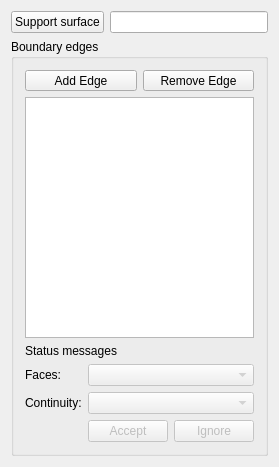
Qt form src/Mod/Surface/Gui/TaskFilling.ui (southseact-3d/fcd) before a commit.
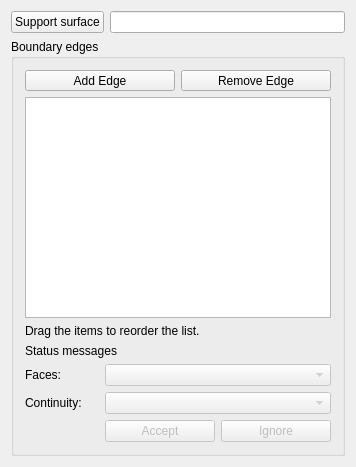
The same form after that commit. Custom widgets are drawn as their Qt base class.

Commit message:
Surface: updated task panel for Surface_Filling
`Fill Surface` becomes `Boundaries`. A label is added
explaining that it is possible to reorder the items
in the list of boundary edges.

Patch:
```diff
--- a/src/Mod/Surface/Gui/TaskFilling.ui
+++ b/src/Mod/Surface/Gui/TaskFilling.ui
@@ -6,7 +6,7 @@
    <rect>
     <x>0</x>
     <y>0</y>
-    <width>277</width>
+    <width>356</width>
     <height>467</height>
    </rect>
   </property>
@@ -17,7 +17,7 @@
    </sizepolicy>
   </property>
   <property name="windowTitle">
-   <string>Fill Surface</string>
+   <string>Boundaries</string>
   </property>
   <layout class="QGridLayout" name="gridLayout_2">
    <item row="0" column="0">
@@ -38,7 +38,7 @@
      </item>
     </layout>
    </item>
-   <item row="1" column="0">
+   <item row="2" column="0">
     <widget class="QGroupBox" name="groupBox">
      <property name="toolTip">
       <string>Add the edges that will limit the surface.</string>
@@ -50,14 +50,14 @@
       <item row="1" column="0" colspan="3">
        <widget class="QListWidget" name="listBoundary">
         <property name="toolTip">
-         <string>List can be reordered by dragging</string>
+         <string>Drag the items to reorder the list</string>
         </property>
         <property name="dragDropMode">
          <enum>QAbstractItemView::InternalMove</enum>
         </property>
        </widget>
       </item>
-      <item row="3" column="0">
+      <item row="4" column="0">
        <widget class="QLabel" name="label">
         <property name="sizePolicy">
          <sizepolicy hsizetype="Maximum" vsizetype="Preferred">
@@ -70,14 +70,14 @@
         </property>
        </widget>
       </item>
-      <item row="3" column="1" colspan="2">
+      <item row="4" column="1" colspan="2">
        <widget class="QComboBox" name="comboBoxFaces">
         <property name="enabled">
          <bool>false</bool>
         </property>
        </widget>
       </item>
-      <item row="4" column="0">
+      <item row="5" column="0">
        <widget class="QLabel" name="label_2">
         <property name="sizePolicy">
          <sizepolicy hsizetype="Maximum" vsizetype="Preferred">
@@ -90,14 +90,14 @@
         </property>
        </widget>
       </item>
-      <item row="4" column="1" colspan="2">
+      <item row="5" column="1" colspan="2">
        <widget class="QComboBox" name="comboBoxCont">
         <property name="enabled">
          <bool>false</bool>
         </property>
        </widget>
       </item>
-      <item row="5" column="0">
+      <item row="6" column="0">
        <spacer name="horizontalSpacer">
         <property name="orientation">
          <enum>Qt::Horizontal</enum>
@@ -113,7 +113,7 @@
         </property>
        </spacer>
       </item>
-      <item row="5" column="1">
+      <item row="6" column="1">
        <widget class="QPushButton" name="buttonAccept">
         <property name="enabled">
          <bool>false</bool>
@@ -123,7 +123,7 @@
         </property>
        </widget>
       </item>
-      <item row="5" column="2">
+      <item row="6" column="2">
        <widget class="QPushButton" name="buttonIgnore">
         <property name="enabled">
          <bool>false</bool>
@@ -170,6 +170,19 @@
        </layout>
       </item>
       <item row="2" column="0" colspan="3">
+       <widget class="QLabel" name="label_3">
+        <property name="sizePolicy">
+         <sizepolicy hsizetype="Preferred" vsizetype="Preferred">
+          <horstretch>0</horstretch>
+          <verstretch>0</verstretch>
+         </sizepolicy>
+        </property>
+        <property name="text">
+         <string>Drag the items to reorder the list.</string>
+        </property>
+       </widget>
+      </item>
+      <item row="3" column="0" colspan="3">
        <widget class="QLabel" name="statusLabel">
         <property name="text">
          <string notr="true">Status messages</string>
```
